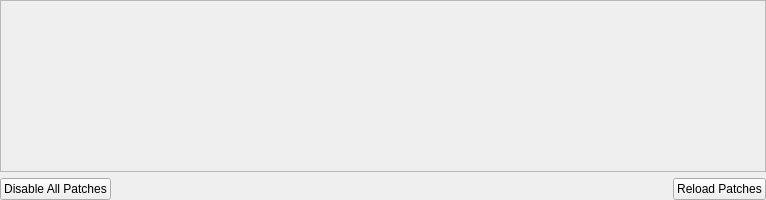
This is src/duckstation-qt/gamepatchsettingswidget.ui in kofxi3584karlayang/duckstation as Qt 5 draws it before an edit. The edited form follows.
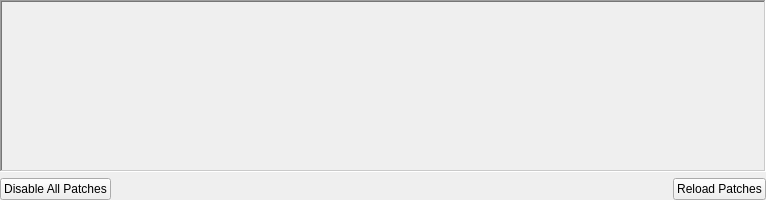
This is the edited form. Icons and pictures are not drawn.

Commit message:
Qt: Reenable WinPanel style for patches
Partial revert of 7eb2b07.

Looks much worse in Fusion/default style.

```diff
--- a/src/duckstation-qt/gamepatchsettingswidget.ui
+++ b/src/duckstation-qt/gamepatchsettingswidget.ui
@@ -25,6 +25,9 @@
    </property>
    <item>
     <widget class="QScrollArea" name="scrollArea">
+     <property name="frameShape">
+      <enum>QFrame::Shape::WinPanel</enum>
+     </property>
      <property name="horizontalScrollBarPolicy">
       <enum>Qt::ScrollBarPolicy::ScrollBarAlwaysOff</enum>
      </property>
```
The commit also changes 1 other file.
